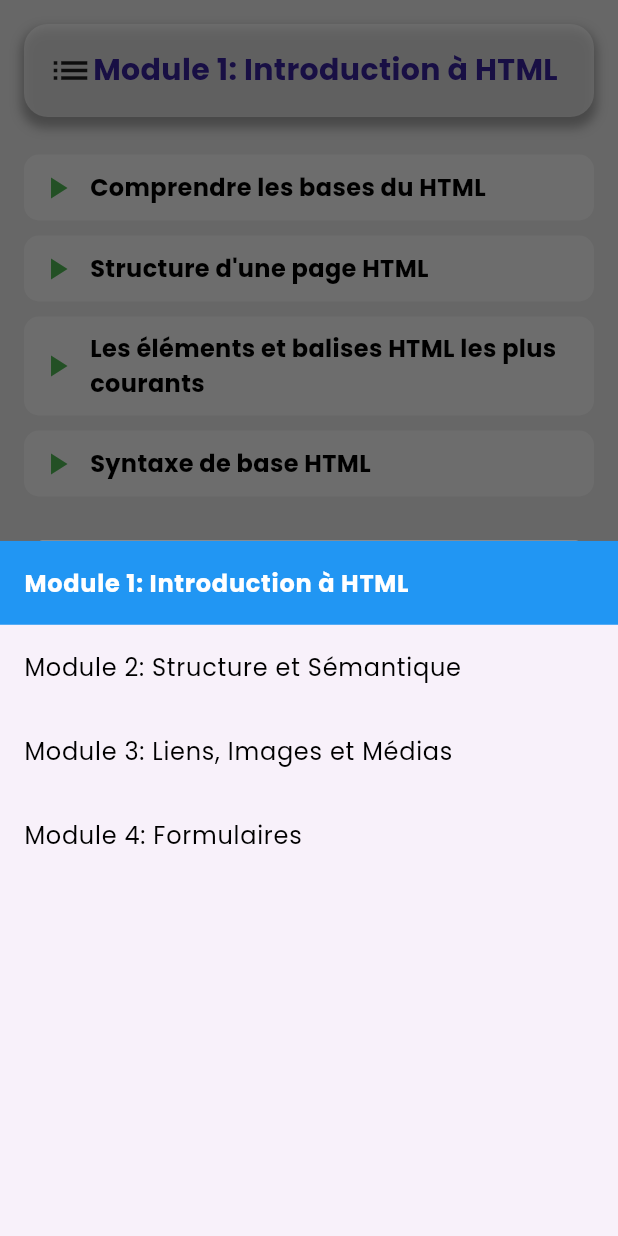
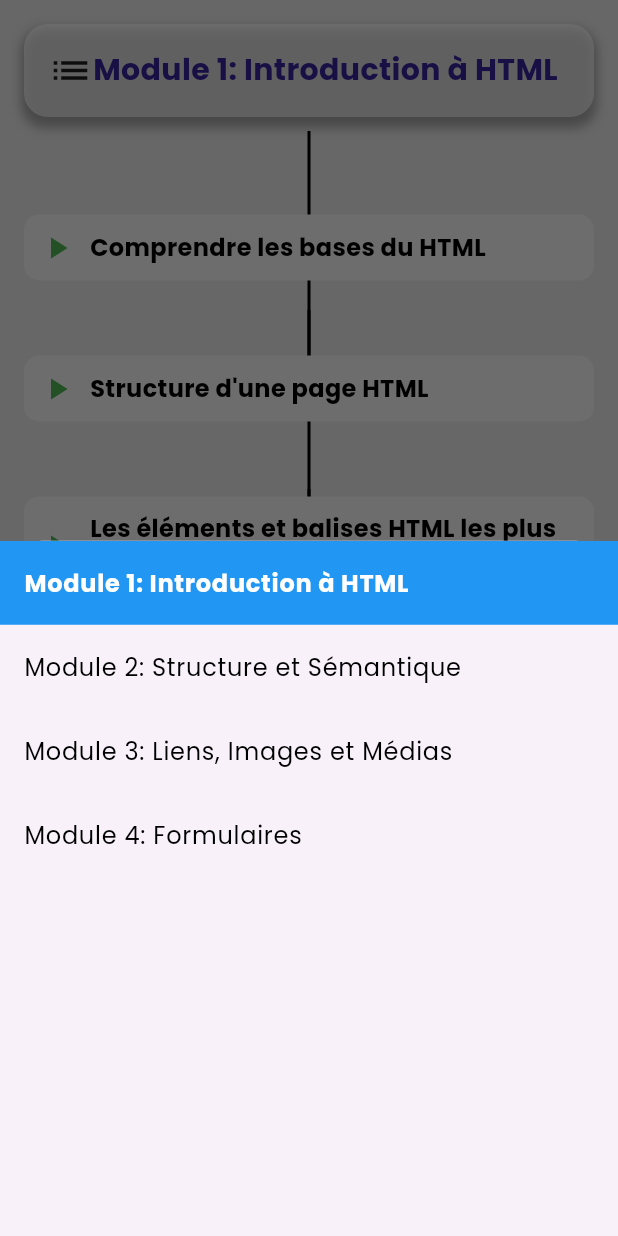
Before and after one commit to Godisouleymane/Nerd-app, a Flutter app: the ScreenHtml screen opened directly, after a tap on "Module 1: Introduction à HTML", on a phone screen of 412 x 824 dp. Run offline on Flutter 3.47's test engine with Material 3 defaults, Android fonts, the phone set to English and light mode, and no system bars; our stand-ins replace cloud_firestore, firebase_auth, firebase_core, flutter_svg, google_fonts, google_sign_in and 1 more; missing offline and left inert: dev_icons; accounts and stored records are empty.

Commit message:
creation du ui du chapitre1 html

```diff
--- a/lib/views/parcours/screenHTML.dart
+++ b/lib/views/parcours/screenHTML.dart
@@ -23,8 +23,13 @@ class _ScreenHtmlState extends State<ScreenHtml> {
     ),
     CourseModule(
       moduleName: 'Module 2: Structure et Sémantique',
-      isUnlocked: false,
-      courses: [],
+      isUnlocked: true,
+      courses: [
+        ' Structure et Sémantique',
+        ' Structure et Sémantique',
+        ' Structure et Sémantique',
+        ' Structure et Sémantique'
+      ],
     ),
     CourseModule(
       moduleName: 'Module 3: Liens, Images et Médias',
@@ -96,12 +101,20 @@ class _ScreenHtmlState extends State<ScreenHtml> {
                   _courseModules
                       .first) // Display chapters only if module 1 is selected
                 SizedBox(height: 20),
-              ListView.builder(
+              CustomPaint(
+                size: Size(MediaQuery.of(context).size.width, 300),
+                painter: ChapterDiagramPainter(_selectedModule.courses.length),
+                child: ListView.builder(
+                  physics: NeverScrollableScrollPhysics(),
                   shrinkWrap: true,
                   itemCount: _selectedModule.courses.length,
                   itemBuilder: (BuildContext context, int index) {
                     final course = _selectedModule.courses[index];
-                  return Container(
+
+                    return Column(
+                      children: [
+                         SizedBox(height: 40,),
+                        Container(
                           margin: const EdgeInsets.symmetric(vertical: 5.0),
                           padding: const EdgeInsets.all(10.0),
                           decoration: BoxDecoration(
@@ -128,10 +141,12 @@ class _ScreenHtmlState extends State<ScreenHtml> {
                               ),
                             ],
                           ),
+                        ),
+                      ],
                     );
                   },
                 ),
-
+              ),
             ],
           ),
         ),
@@ -195,3 +210,42 @@ class CourseModule {
     required this.courses,
   });
 }
+
+class ChapterDiagramPainter extends CustomPainter {
+
+  final int numberOfChapters;
+  final double verticalSpacing =
+      150.0; // Augmentez cette valeur pour plus d'espace entre les chapitres
+
+  ChapterDiagramPainter(this.numberOfChapters);
+
+  @override
+  void paint(Canvas canvas, Size size) {
+    final double startX = size.width / 2;
+    final double startY = 20;
+    final double endY = size.height - 20;
+    final double totalVerticalSpace = verticalSpacing * (numberOfChapters - 1);
+    final double spaceBetweenChapters =
+        (endY - startY - totalVerticalSpace) / (numberOfChapters - 1);
+    final double stepY = spaceBetweenChapters + verticalSpacing;
+    final Paint paint = Paint()
+      ..color = Colors.black
+      ..strokeWidth = 2;
+
+    // Dessiner les lignes verticales
+    double currentY = startY;
+    for (int i = 0; i < numberOfChapters; i++) {
+      canvas.drawLine(Offset(startX, currentY),
+          Offset(startX, currentY + spaceBetweenChapters), paint);
+      currentY += stepY; // Ajuster la position Y pour le prochain chapitre
+    }
+
+    // Dessiner la ligne horizontale
+    canvas.drawLine(Offset(startX, startY), Offset(startX, endY), paint);
+  }
+
+  @override
+  bool shouldRepaint(covariant CustomPainter oldDelegate) {
+    return true;
+  }
+}
```
Lines whose indentation alone changed are shown as unchanged.
